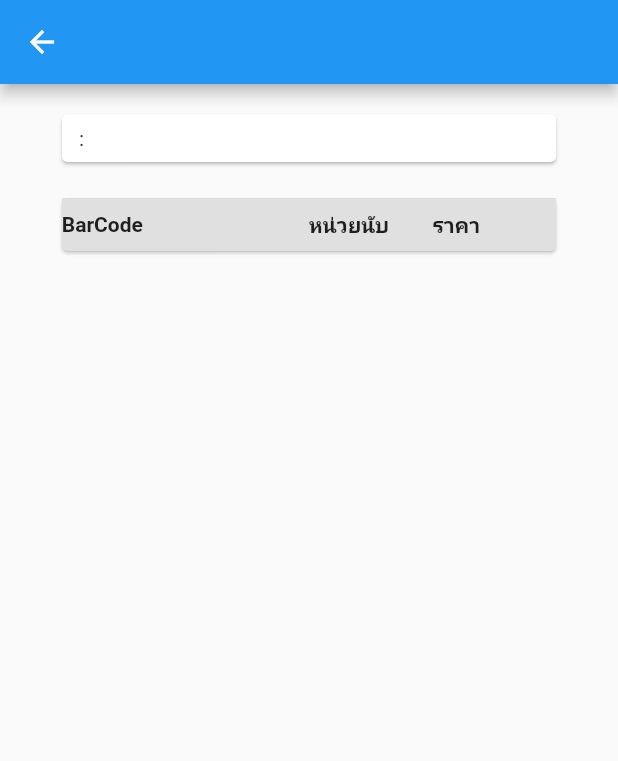
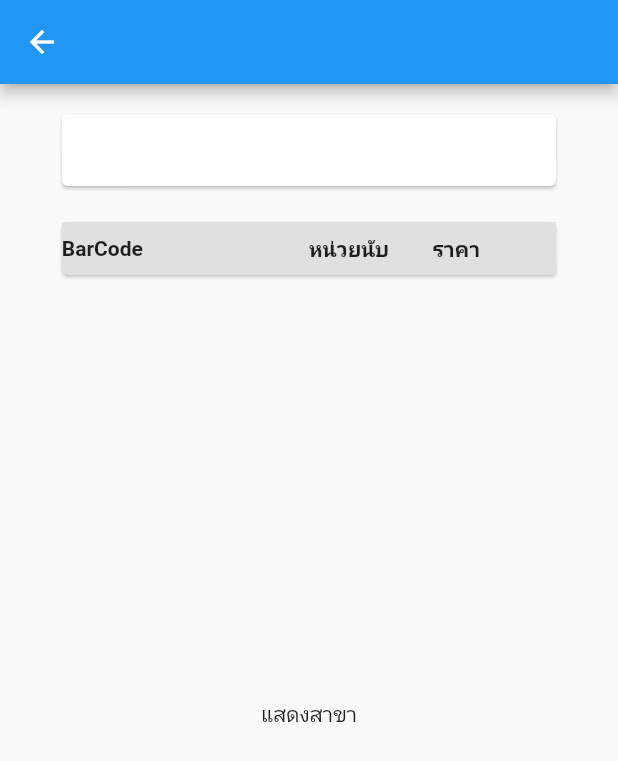
Before and after one commit to masterUNG/RawinPornShop, a Flutter app: the DetailProduct screen opened directly with empty values, on a phone screen of 412 x 824 dp. Shown: the top 761 px of the screen. Run offline on Flutter 3.47's test engine with Material 2 defaults, Android fonts, the phone set to English and light mode, and no system bars; our stand-ins replace dio, flutter_swiper, google_fonts; missing offline and left inert: barcode_scan, fontisto_flutter.

Commit message:
update 7Aug

```diff
--- a/lib/widget/detail_product.dart
+++ b/lib/widget/detail_product.dart
@@ -6,6 +6,10 @@ import 'package:flutter_swiper/flutter_swiper.dart';
 import 'package:intl/intl.dart';
 import 'package:rawinpornshop/models/search_model.dart';
 import 'package:rawinpornshop/utility/my_style.dart';
+import 'package:rawinpornshop/widget/euamp.dart';
+import 'package:rawinpornshop/widget/hunjakai.dart';
+import 'package:rawinpornshop/widget/latkabung.dart';
+import 'package:rawinpornshop/widget/nongjok.dart';
 
 class DetailProduct extends StatefulWidget {
   final SearchModel searchModel;
@@ -60,27 +64,42 @@ class _DetailProductState extends State<DetailProduct> {
             showListPLs(),
             MyStyel().mySizedBox16(),
             showPicture(),
+            MyStyel().mySizedBox16(),
+            buildTabHost(),
           ],
         ),
       ),
     );
   }
 
+  Widget buildTabHost() {
+    List<Widget> widgets = [Latkabung(), Euamp(), Nongjok(), Hunjakai()];
+
+    return Container(
+      child: Text('แสดงสาขา'),
+    );
+  }
+
   Widget buildText(BuildContext context, String string, String string2) {
-    return Row(
-      mainAxisAlignment: MainAxisAlignment.center,
-      children: <Widget>[
-        Card(
-          child: Container(
-            padding: EdgeInsets.all(8),
-            width: MediaQuery.of(context).size.width * 0.8,
-            child: Row(mainAxisSize: MainAxisSize.min,
+    return Card(
+      child: Container(
+        padding: EdgeInsets.all(8),
+        width: MediaQuery.of(context).size.width * 0.8,
+        child: Column(
+          mainAxisSize: MainAxisSize.min,
+          children: <Widget>[
+            Row(
               children: [
                 Text(
                   string,
                   style: TextStyle(color: Colors.red),
-                ),Text(' : '),
-                Container(width: 100,
+                ),
+              ],
+            ),
+            Row(
+              children: [
+                Container(
+                  width: 150,
                   child: Text(
                     string2,
                     style: TextStyle(color: Colors.blue.shade700),
@@ -88,9 +107,9 @@ class _DetailProductState extends State<DetailProduct> {
                 ),
               ],
             ),
-          ),
+          ],
         ),
-      ],
+      ),
     );
   }
 
--- a/lib/widget/search_product.dart
+++ b/lib/widget/search_product.dart
@@ -3,6 +3,7 @@ import 'package:dio/dio.dart';
 import 'package:flutter/material.dart';
 import 'package:fontisto_flutter/fontisto_flutter.dart';
 import 'package:rawinpornshop/models/search_model.dart';
+import 'package:rawinpornshop/utility/my_constant.dart';
 import 'package:rawinpornshop/utility/my_style.dart';
 import 'package:rawinpornshop/utility/normal_dialog.dart';
 import 'package:rawinpornshop/widget/detail_product.dart';
@@ -48,7 +49,7 @@ class _SearchProductState extends State<SearchProduct> {
     }
 
     String url =
-        'http://210.86.171.110:89/webapi3/api/limit?name=$search&start=$start&end=$amountSearch';
+        '${MyConstant().domain}/webapi3/api/limit?name=$search&start=$start&end=$amountSearch';
     try {
       Response response = await Dio().get(url);
       print('res ==>> $response');
@@ -279,7 +280,7 @@ class _SearchProductState extends State<SearchProduct> {
         });
       }
       String url1 =
-          'http://210.86.171.110:89/webapi3/api/limit?name=$qrCode&start=1&end=10';
+          '${MyConstant().domain}/webapi3/api/limit?name=$qrCode&start=1&end=10';
       await Dio().get(url1).then((value) {
         // print('value ===========>>>> $value');
 
```
Also changed, not shown: lib/utility/my_constant.dart (added, +7 -0 lines), lib/widget/euamp.dart (added, +16 -0 lines), lib/widget/hunjakai.dart (added, +16 -0 lines), lib/widget/latkabung.dart (added, +16 -0 lines), lib/widget/nongjok.dart (added, +16 -0 lines), pubspec.lock.
